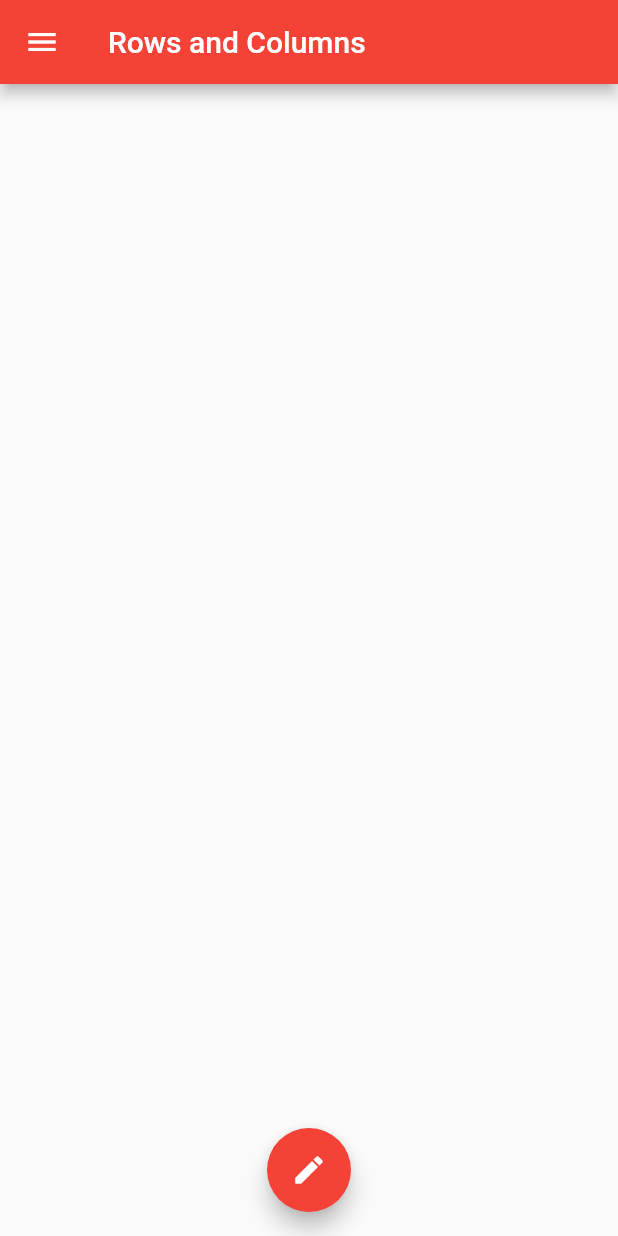
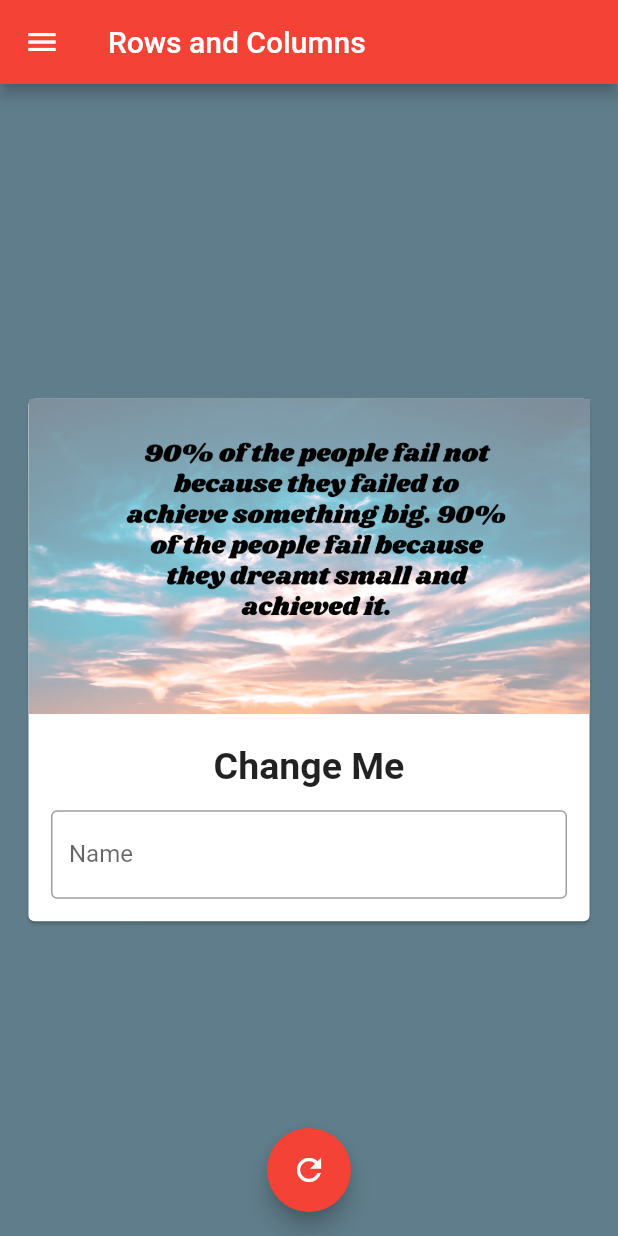
Before and after one commit to Sapna2001/Flutter, a Flutter app: the screen it shows after launch, on a phone screen of 412 x 824 dp. Run offline on Flutter 3.47's test engine with Material 2 defaults, Android fonts, the phone set to English and light mode, and no system bars.

Commit message:
Files Added

```diff
--- a/material_drawer/lib/main.dart
+++ b/material_drawer/lib/main.dart
@@ -4,8 +4,19 @@ void main() {
   runApp(MyApp());
 }
 
-class MyApp extends StatelessWidget {
+class MyApp extends StatefulWidget {
   // This widget is the root of your application.
+  @override
+  _MyAppState createState() => _MyAppState();
+}
+
+class _MyAppState extends State<MyApp> {
+  TextEditingController _nameController = TextEditingController(); //private due to underscore
+  var myText = "Change Me" ;
+  @override
+  void initState(){
+    super.initState();
+  }
   @override
   Widget build(BuildContext context) {
     return MaterialApp(
@@ -13,10 +24,44 @@ class MyApp extends StatelessWidget {
         primarySwatch: Colors.red
       ),
       home: Scaffold(
+        backgroundColor: Colors.blueGrey,
           appBar: AppBar(
             title: Text("Rows and Columns"),
           ),
-          body: Container(),
+          body: Center(
+              child: Padding(
+                padding: const EdgeInsets.all(15),
+                child: SingleChildScrollView(
+                  child: Card(
+                    child: Column(
+                      children:<Widget> [
+                        Image.asset("assets/1.png",
+                        fit: BoxFit.cover),
+                        SizedBox(
+                          height: 20,
+                        ),
+                        Text(
+                        myText,
+                        style: TextStyle(fontSize: 25,fontWeight: FontWeight.bold),),
+                        Padding(
+                          padding: const EdgeInsets.all(15.0),
+                          child: TextField(
+                            controller: _nameController,
+                            keyboardType: TextInputType.text,
+//                            obscureText: true, (for passwords)
+                            decoration: InputDecoration(
+                              hintText: "Enter",
+                              labelText: "Name",
+                              border: OutlineInputBorder(),
+                            ),
+                          ),
+                        )
+                      ],
+                    ),
+                  ),
+                ),
+              ),
+            ),
           drawer: Drawer(
             child: ListView(
               padding: EdgeInsets.zero,
@@ -51,8 +96,12 @@ class MyApp extends StatelessWidget {
           ),
           floatingActionButtonLocation: FloatingActionButtonLocation.centerFloat,
           floatingActionButton:FloatingActionButton(
-            onPressed: (){},
-            child: Icon(Icons.edit),
+            onPressed: (){
+              myText = _nameController.text;
+              setState(() {
+              });
+            },
+            child: Icon(Icons.refresh),
           )
       ),
     );
--- a/material_drawer/pubspec.yaml
+++ b/material_drawer/pubspec.yaml
@@ -42,11 +42,11 @@ flutter:
   # The following line ensures that the Material Icons font is
   # included with your application, so that you can use the icons in
   # the material Icons class.
-  uses-material-design: true
+    uses-material-design: true
 
   # To add assets to your application, add an assets section, like this:
-  # assets:
-  #   - images/a_dot_burr.jpeg
+    assets:
+      - assets/
   #   - images/a_dot_ham.jpeg
 
   # An image asset can refer to one or more resolution-specific "variants", see
```
Also changed, not shown: material_drawer/assets/1.png (added), material_drawer/assets/2.png (added), material_drawer/assets/3.png (added), material_drawer/assets/4.png (added), material_drawer/assets/7.png (added), material_drawer/assets/8.png (added), material_drawer/lib/drawer.dart (added).
